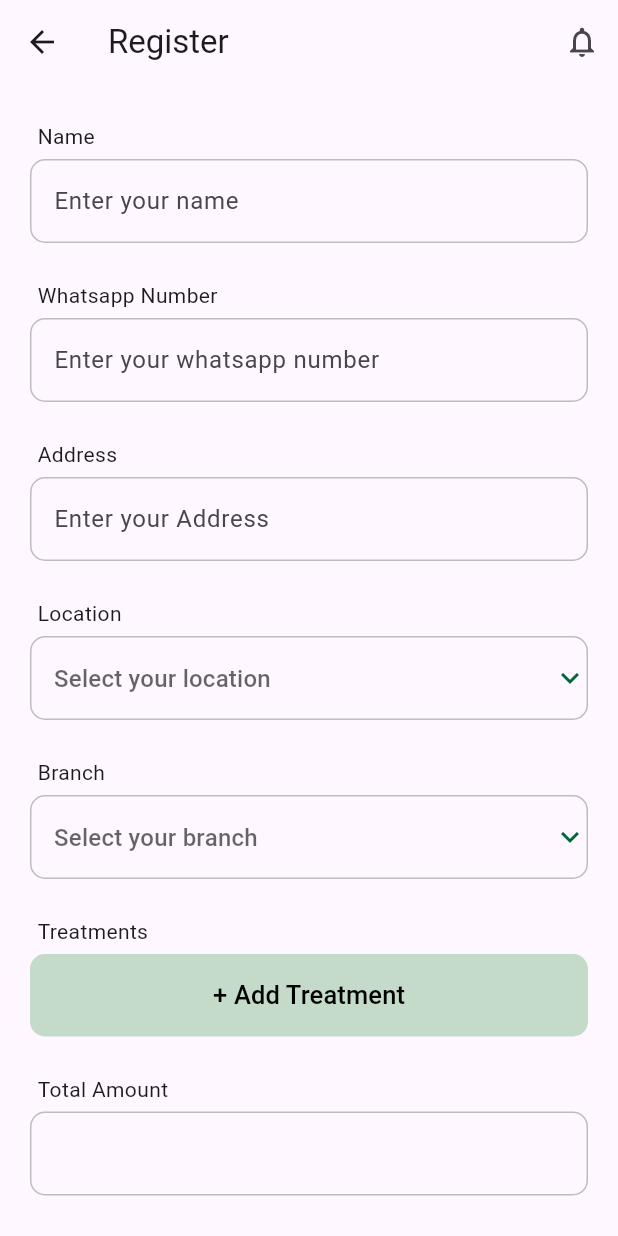
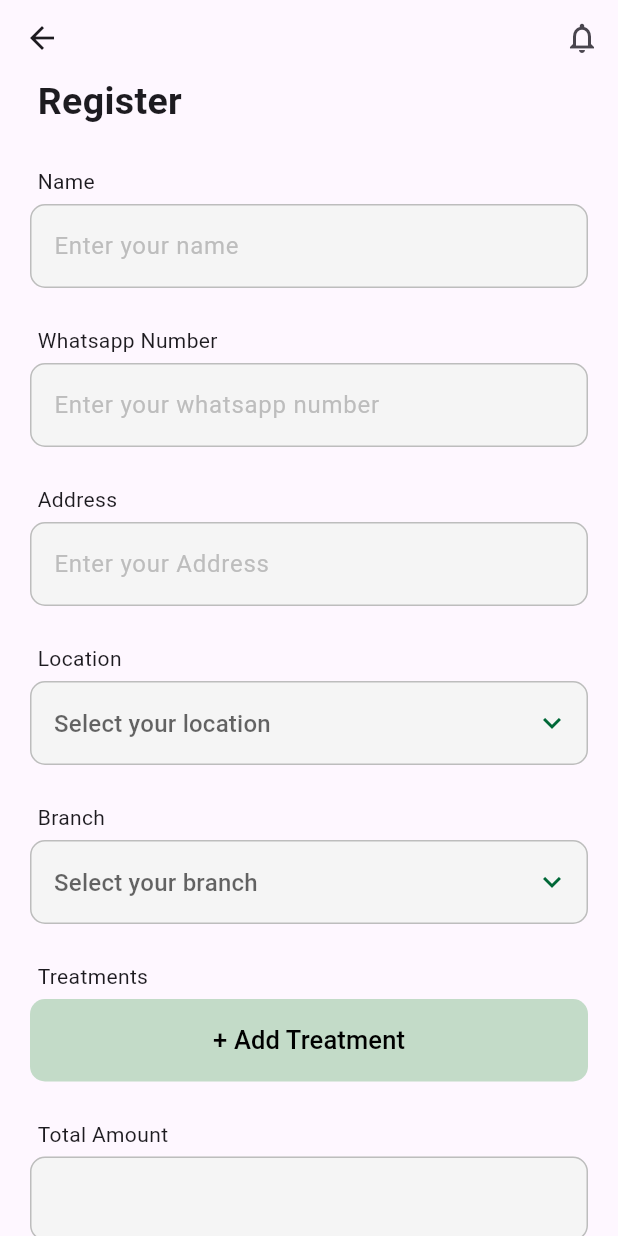
Before and after one commit to faizalfaizygithub/Ayur-Tech-App, a Flutter app: the HomeScreen screen opened by its route, after a tap on "Register Now", on a phone screen of 412 x 824 dp. Run offline on Flutter 3.47's test engine with Material 3 defaults, Android fonts, the phone set to English and light mode, and no system bars; our stand-ins replace flutter_spinkit, shared_preferences; accounts and stored records are empty; network calls fail.

Commit message:
'register_screen_updated'

```diff
--- a/lib/View/Screens/Home/ui/home_page.dart
+++ b/lib/View/Screens/Home/ui/home_page.dart
@@ -42,6 +42,7 @@ class _HomeScreenState extends State<HomeScreen> {
           isLoading: value.isLoading,
           child: Scaffold(
             appBar: AppBar(
+              leading: Icon(Icons.arrow_back),
               actions: [
                 IconButton(
                     onPressed: () {},
@@ -118,7 +119,7 @@ class _HomeScreenState extends State<HomeScreen> {
                                 padding: EdgeInsets.only(
                                     top: 8.0,
                                     bottom: 8.0,
-                                    left: 8.0,
+                                    left: 20.0,
                                     right: 100),
                                 child: Text(
                                   'Date',
--- a/lib/View/Screens/Home/widget/my_booking_widget.dart
+++ b/lib/View/Screens/Home/widget/my_booking_widget.dart
@@ -27,7 +27,7 @@ class MyBookingWidget extends StatelessWidget {
       child: Column(
         children: [
           _buildListTile(
-              count: count.toString(),
+              count: "$count.".toString(),
               doctorName: doctorName,
               packageName: packageName),
           _buildInfoRow(date: date, patientName: patientName),
@@ -45,11 +45,11 @@ class MyBookingWidget extends StatelessWidget {
     return ListTile(
       leading: Text(
         count,
-        style: const TextStyle(fontWeight: FontWeight.w500, fontSize: 18),
+        style: const TextStyle(fontWeight: FontWeight.w600, fontSize: 18),
       ),
       title: Text(
         doctorName,
-        style: const TextStyle(fontWeight: FontWeight.w500, fontSize: 18),
+        style: const TextStyle(fontWeight: FontWeight.w600, fontSize: 18),
       ),
       subtitle: Text(
         packageName,
--- a/lib/View/Screens/RegisterScreen/ui/register_screen.dart
+++ b/lib/View/Screens/RegisterScreen/ui/register_screen.dart
@@ -97,11 +97,23 @@ class _RegisterScreenState extends State<RegisterScreen> {
     return Scaffold(
       appBar: AppBar(
         centerTitle: false,
-        title: const Text('Register'),
         actions: [
           IconButton(
-              onPressed: () {}, icon: Icon(Icons.notifications_none_outlined))
+              onPressed: () {},
+              icon: const Icon(Icons.notifications_none_outlined))
         ],
+        bottom: PreferredSize(
+          preferredSize: Size(double.infinity, 30),
+          child: Padding(
+            padding: const EdgeInsets.only(left: 25.0),
+            child: Align(
+                alignment: Alignment.centerLeft,
+                child: Text(
+                  'Register',
+                  style: TextStyle(fontSize: 25, fontWeight: FontWeight.bold),
+                )),
+          ),
+        ),
       ),
       body: Consumer<RegistrationScreenProvider>(
         builder: (context, provider, _) {
--- a/lib/View/Screens/RegisterScreen/widgets/text_field_with_dropdown.dart
+++ b/lib/View/Screens/RegisterScreen/widgets/text_field_with_dropdown.dart
@@ -31,6 +31,7 @@ class _TextFieldWithDropDownState extends State<TextFieldWithDropDown> {
   @override
   Widget build(BuildContext context) {
     return DropdownButtonFormField<String>(
+      isExpanded: true,
       icon: const Icon(
         Icons.keyboard_arrow_down,
         color: AppPalette.appColor,
@@ -45,6 +46,8 @@ class _TextFieldWithDropDownState extends State<TextFieldWithDropDown> {
         }
       },
       decoration: InputDecoration(
+          fillColor: Colors.grey.shade100,
+          filled: true,
           enabledBorder: OutlineInputBorder(
               borderRadius: BorderRadius.circular(10),
               borderSide: BorderSide(color: Colors.grey.shade400)),
@@ -52,7 +55,7 @@ class _TextFieldWithDropDownState extends State<TextFieldWithDropDown> {
               borderRadius: BorderRadius.circular(10),
               borderSide: BorderSide(color: Colors.grey.shade400)),
           hintText: widget.hintText,
-      ),
+          hintStyle: TextStyle(color: Colors.grey.shade400)),
       items: widget.options
           .map((String option) => DropdownMenuItem<String>(
                 value: option,
--- a/lib/View/Screens/auth/Login_screen.dart
+++ b/lib/View/Screens/auth/Login_screen.dart
@@ -57,7 +57,7 @@ class _LoginScreenState extends State<LoginScreen> {
                     child: Column(
                       children: [
                         const Text(
-                          'Login or register to book your appointments',
+                          'Login or Register to Book Your Appointments',
                           style: TextStyle(
                             fontWeight: FontWeight.w600,
                             fontSize: 24,
@@ -75,7 +75,7 @@ class _LoginScreenState extends State<LoginScreen> {
                           height: 20,
                         ),
                         CommonTextField(
-                          hintText: 'Enter your password',
+                          hintText: 'Enter password',
                           controller: passwordController,
                           isPassword: true,
                           fieldText: 'Password',
--- a/lib/View/tools/widgets/commom_text_field.dart
+++ b/lib/View/tools/widgets/commom_text_field.dart
@@ -33,6 +33,8 @@ class CommonTextField extends StatelessWidget {
           obscureText: isPassword,
           controller: controller,
           decoration: InputDecoration(
+              fillColor: Colors.grey.shade100,
+              filled: true,
               enabledBorder: OutlineInputBorder(
                   borderRadius: BorderRadius.circular(10),
                   borderSide: BorderSide(color: Colors.grey.shade400)),
@@ -40,7 +42,7 @@ class CommonTextField extends StatelessWidget {
                   borderRadius: BorderRadius.circular(10),
                   borderSide: BorderSide(color: Colors.grey.shade400)),
               hintText: showHintText ? hintText : '',
-          ),
+              hintStyle: TextStyle(color: Colors.grey.shade400)),
           validator: (value) {
             if (value!.isEmpty) {
               return "$fieldText is empty";
```
Lines whose indentation alone changed are shown as unchanged.
